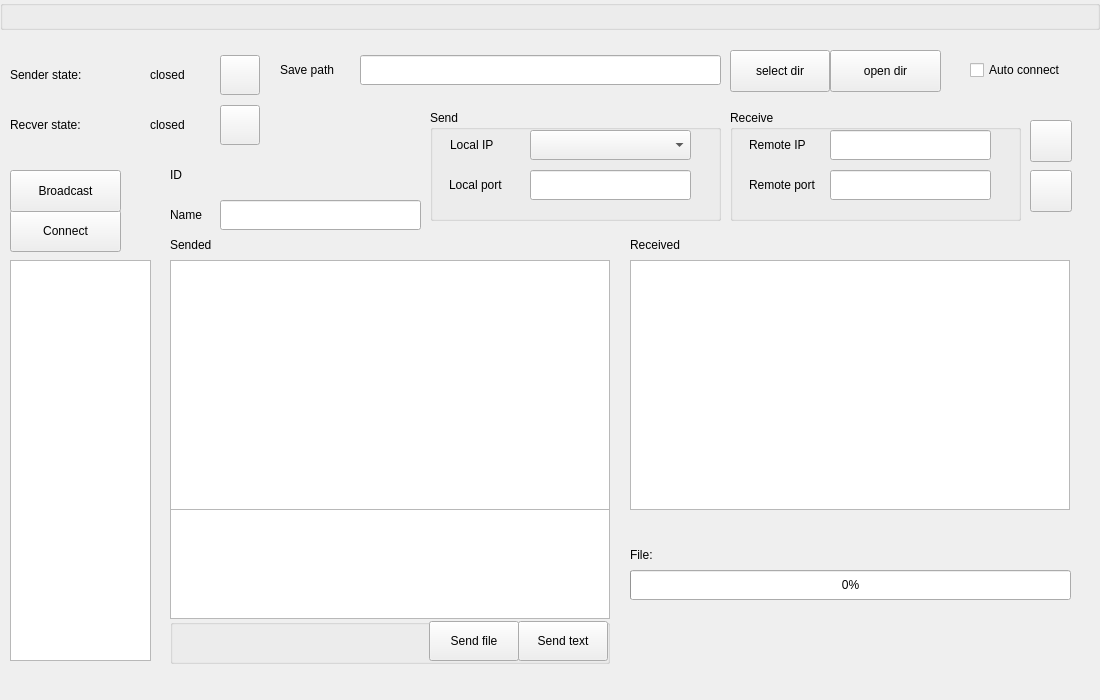
The window that src/gui/mainui.ui (realth000/localcharger) describes before a commit, drawn with Qt 5.
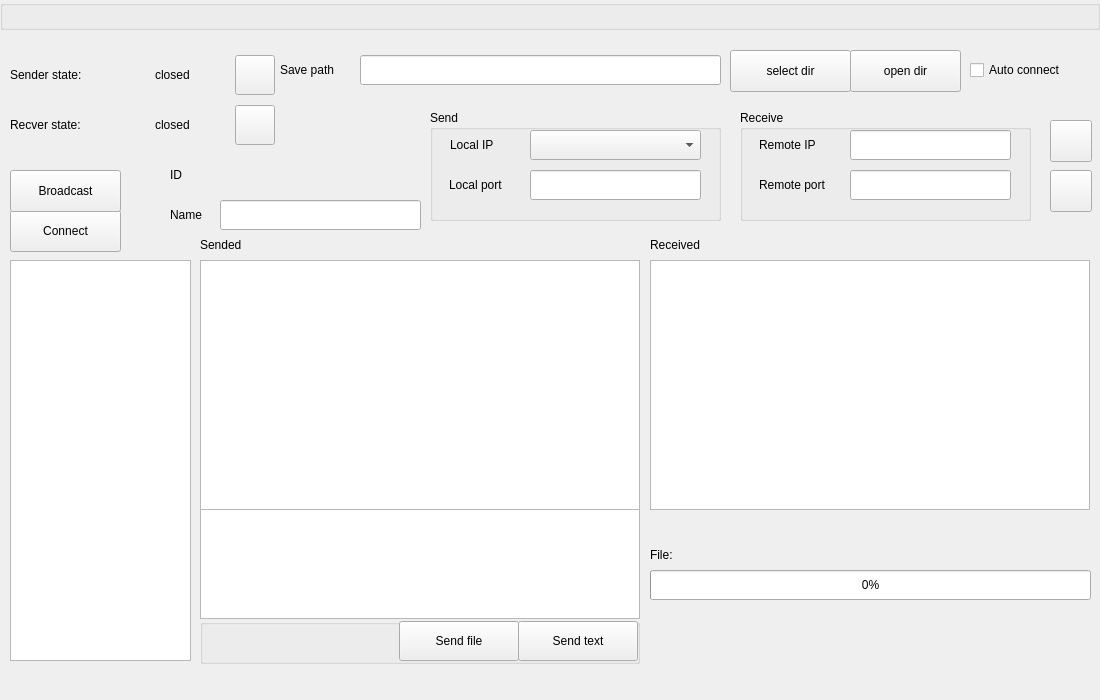
The same window after the commit. Custom widgets are drawn as their Qt base class.

Commit message:
perf(MainUi): Update UI and translation
Update features:
    Update UI and translation.

```diff
--- a/src/gui/mainui.ui
+++ b/src/gui/mainui.ui
@@ -16,7 +16,7 @@
   <widget class="TextEditEx" name="msgRecvTextEdit">
    <property name="geometry">
     <rect>
-     <x>630</x>
+     <x>650</x>
      <y>260</y>
      <width>440</width>
      <height>250</height>
@@ -26,7 +26,7 @@
   <widget class="TextEditEx" name="msgSendTextEdit">
    <property name="geometry">
     <rect>
-     <x>170</x>
+     <x>200</x>
      <y>260</y>
      <width>440</width>
      <height>250</height>
@@ -36,7 +36,7 @@
   <widget class="TextEditEx" name="msgReadyToSendTextEdit">
    <property name="geometry">
     <rect>
-     <x>170</x>
+     <x>200</x>
      <y>509</y>
      <width>440</width>
      <height>110</height>
@@ -48,7 +48,7 @@
     <rect>
      <x>10</x>
      <y>60</y>
-     <width>91</width>
+     <width>100</width>
      <height>30</height>
     </rect>
    </property>
@@ -59,9 +59,9 @@
   <widget class="QLabel" name="senderStateHintLabel">
    <property name="geometry">
     <rect>
-     <x>150</x>
+     <x>155</x>
      <y>60</y>
-     <width>65</width>
+     <width>80</width>
      <height>30</height>
     </rect>
    </property>
@@ -74,7 +74,7 @@
     <rect>
      <x>10</x>
      <y>110</y>
-     <width>91</width>
+     <width>100</width>
      <height>30</height>
     </rect>
    </property>
@@ -85,7 +85,7 @@
   <widget class="QPushButton" name="startSenderPushButton">
    <property name="geometry">
     <rect>
-     <x>220</x>
+     <x>235</x>
      <y>55</y>
      <width>40</width>
      <height>40</height>
@@ -98,7 +98,7 @@
   <widget class="QPushButton" name="startRecverPushButton">
    <property name="geometry">
     <rect>
-     <x>220</x>
+     <x>235</x>
      <y>105</y>
      <width>40</width>
      <height>40</height>
@@ -111,7 +111,7 @@
   <widget class="QGroupBox" name="recverConfigGroupBox">
    <property name="geometry">
     <rect>
-     <x>730</x>
+     <x>740</x>
      <y>110</y>
      <width>291</width>
      <height>111</height>
@@ -125,7 +125,7 @@
      <rect>
       <x>19</x>
       <y>60</y>
-      <width>81</width>
+      <width>91</width>
       <height>30</height>
      </rect>
     </property>
@@ -136,7 +136,7 @@
    <widget class="QLineEdit" name="senderUrlLineEdit">
     <property name="geometry">
      <rect>
-      <x>100</x>
+      <x>110</x>
       <y>20</y>
       <width>161</width>
       <height>30</height>
@@ -148,7 +148,7 @@
      <rect>
       <x>19</x>
       <y>20</y>
-      <width>81</width>
+      <width>91</width>
       <height>30</height>
      </rect>
     </property>
@@ -159,7 +159,7 @@
    <widget class="QLineEdit" name="senderPortLineEdit">
     <property name="geometry">
      <rect>
-      <x>100</x>
+      <x>110</x>
       <y>60</y>
       <width>161</width>
       <height>30</height>
@@ -183,7 +183,7 @@
   <widget class="QLabel" name="senderStateHintPicLabel">
    <property name="geometry">
     <rect>
-     <x>110</x>
+     <x>120</x>
      <y>60</y>
      <width>30</width>
      <height>30</height>
@@ -196,7 +196,7 @@
   <widget class="QLabel" name="recverStateHintPicLabel">
    <property name="geometry">
     <rect>
-     <x>110</x>
+     <x>120</x>
      <y>110</y>
      <width>30</width>
      <height>30</height>
@@ -209,7 +209,7 @@
   <widget class="QLabel" name="label_5">
    <property name="geometry">
     <rect>
-     <x>170</x>
+     <x>200</x>
      <y>230</y>
      <width>54</width>
      <height>30</height>
@@ -222,7 +222,7 @@
   <widget class="QLabel" name="label_6">
    <property name="geometry">
     <rect>
-     <x>630</x>
+     <x>650</x>
      <y>230</y>
      <width>54</width>
      <height>30</height>
@@ -262,7 +262,7 @@
      <rect>
       <x>100</x>
       <y>60</y>
-      <width>161</width>
+      <width>171</width>
       <height>30</height>
      </rect>
     </property>
@@ -285,7 +285,7 @@
      <rect>
       <x>100</x>
       <y>20</y>
-      <width>161</width>
+      <width>171</width>
       <height>30</height>
      </rect>
     </property>
@@ -294,7 +294,7 @@
   <widget class="QPushButton" name="updateWebConfigPushButton">
    <property name="geometry">
     <rect>
-     <x>1030</x>
+     <x>1050</x>
      <y>120</y>
      <width>42</width>
      <height>42</height>
@@ -307,9 +307,9 @@
   <widget class="QLabel" name="recverStateHintLabel">
    <property name="geometry">
     <rect>
-     <x>150</x>
+     <x>155</x>
      <y>110</y>
-     <width>65</width>
+     <width>80</width>
      <height>30</height>
     </rect>
    </property>
@@ -320,7 +320,7 @@
   <widget class="QPushButton" name="saveConfigPushButton">
    <property name="geometry">
     <rect>
-     <x>1030</x>
+     <x>1050</x>
      <y>170</y>
      <width>42</width>
      <height>42</height>
@@ -333,7 +333,7 @@
   <widget class="QGroupBox" name="msgSendActionGroupBox">
    <property name="geometry">
     <rect>
-     <x>170</x>
+     <x>200</x>
      <y>619</y>
      <width>440</width>
      <height>45</height>
@@ -345,9 +345,9 @@
    <widget class="QPushButton" name="sendMsgPushButton">
     <property name="geometry">
      <rect>
-      <x>348</x>
+      <x>318</x>
       <y>2</y>
-      <width>90</width>
+      <width>120</width>
       <height>40</height>
      </rect>
     </property>
@@ -358,9 +358,9 @@
    <widget class="QPushButton" name="sendFilePushButton">
     <property name="geometry">
      <rect>
-      <x>259</x>
+      <x>199</x>
       <y>2</y>
-      <width>90</width>
+      <width>120</width>
       <height>40</height>
      </rect>
     </property>
@@ -397,7 +397,7 @@
     <rect>
      <x>730</x>
      <y>50</y>
-     <width>100</width>
+     <width>121</width>
      <height>42</height>
     </rect>
    </property>
@@ -410,7 +410,7 @@
     <rect>
      <x>10</x>
      <y>260</y>
-     <width>141</width>
+     <width>181</width>
      <height>401</height>
     </rect>
    </property>
@@ -495,7 +495,7 @@
     <rect>
      <x>970</x>
      <y>60</y>
-     <width>105</width>
+     <width>121</width>
      <height>20</height>
     </rect>
    </property>
@@ -506,7 +506,7 @@
   <widget class="QPushButton" name="openDownloadDirPushButton">
    <property name="geometry">
     <rect>
-     <x>830</x>
+     <x>850</x>
      <y>50</y>
      <width>111</width>
      <height>42</height>
@@ -519,7 +519,7 @@
   <widget class="QProgressBar" name="fileTransportProgressBar">
    <property name="geometry">
     <rect>
-     <x>630</x>
+     <x>650</x>
      <y>570</y>
      <width>441</width>
      <height>30</height>
@@ -532,7 +532,7 @@
   <widget class="QLabel" name="fileTransportLabel">
    <property name="geometry">
     <rect>
-     <x>630</x>
+     <x>650</x>
      <y>540</y>
      <width>441</width>
      <height>30</height>
```
The commit also changes 5 other files.
